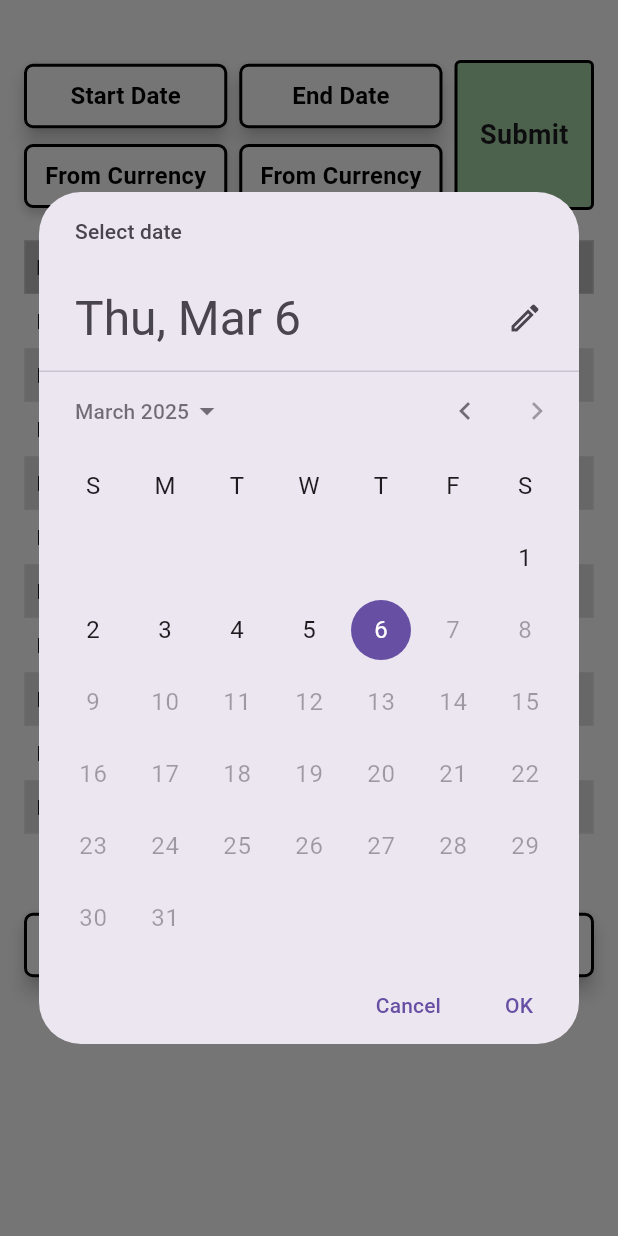
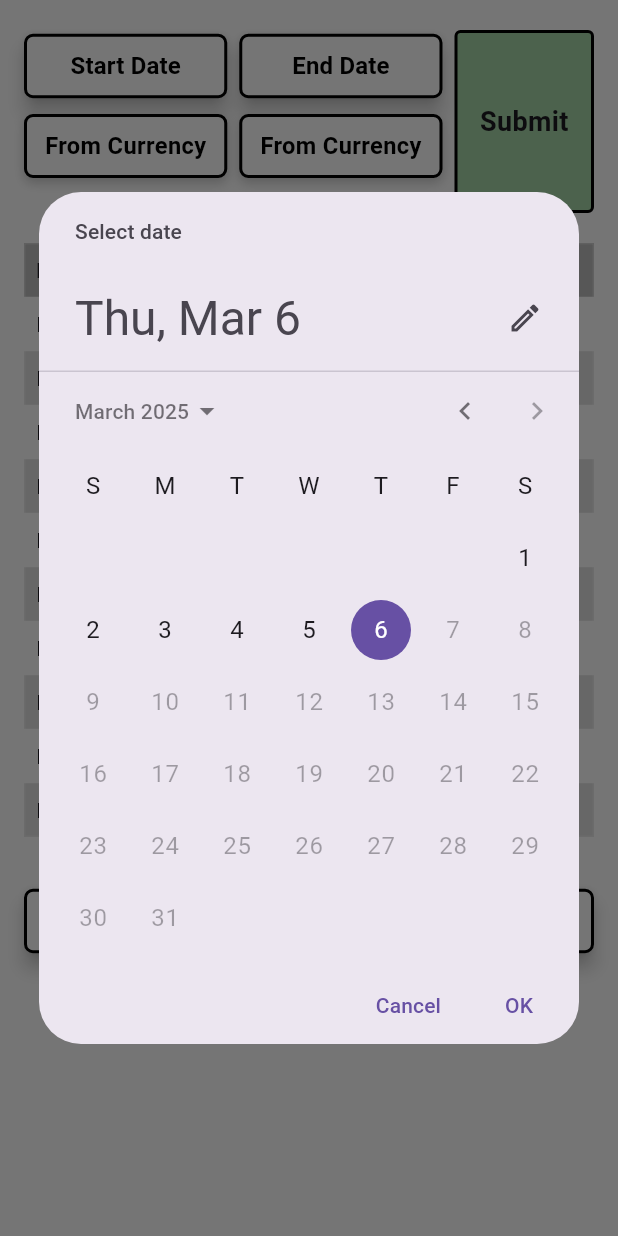
Before and after one commit to fahdmekawy/swypex_task, a Flutter app: the screen it shows after launch, after a tap on "Start Date", on a phone screen of 412 x 824 dp. Run offline on Flutter 3.47's test engine with Material 3 defaults, Android fonts, the phone set to English and light mode, and no system bars; our stand-ins replace bloc, dartz, dio, equatable, flutter_dotenv, get_it and 1 more.

Commit message:
Refactoring the ui

```diff
--- a/lib/features/exchange_rates/presentation/views/exchange_rates_screen.dart
+++ b/lib/features/exchange_rates/presentation/views/exchange_rates_screen.dart
@@ -5,50 +5,22 @@ import '../widgets/exchange_rates_table.dart';
 import '../widgets/next_and_previous_buttons.dart';
 import '../widgets/submit_button.dart';
 
-class ExchangeRatesScreen extends StatefulWidget {
+class ExchangeRatesScreen extends StatelessWidget {
   const ExchangeRatesScreen({super.key});
 
-  @override
-  State<ExchangeRatesScreen> createState() => _ExchangeRatesScreenState();
-}
-
-class _ExchangeRatesScreenState extends State<ExchangeRatesScreen> {
   @override
   Widget build(BuildContext context) {
     return Scaffold(
       backgroundColor: Colors.white,
-      body: Padding(
-        padding: const EdgeInsets.symmetric(vertical: 20, horizontal: 16),
-        child: SafeArea(
+      body: SafeArea(
+        child: Padding(
+          padding: const EdgeInsets.symmetric(vertical: 20, horizontal: 16),
           child: ListView(
-            children: [
-              const SizedBox(height: 20),
-              SizedBox(
-                height: 100,
-                child: Row(
-                  crossAxisAlignment: CrossAxisAlignment.stretch,
-                  children: [
-                    Expanded(
-                      flex: 3,
-                      child: Column(
-                        children: [
-                          DatesWidget(),
-                          const SizedBox(height: 8),
-                          CurrenciesSelectorsWidget(),
-                        ],
-                      ),
-                    ),
-                    const SizedBox(width: 8),
-                    Expanded(
-                      flex: 1,
-                      child: SubmitButton(),
-                    ),
-                  ],
-                ),
-              ),
-              const SizedBox(height: 20),
+            children: const [
+              _TopControlsSection(),
+              SizedBox(height: 20),
               ExchangeRatesTable(),
-              const SizedBox(height: 50),
+              SizedBox(height: 32),
               NextAndPreviousButtons(),
             ],
           ),
@@ -57,3 +29,36 @@ class _ExchangeRatesScreenState extends State<ExchangeRatesScreen> {
     );
   }
 }
+
+class _TopControlsSection extends StatelessWidget {
+  const _TopControlsSection();
+
+  @override
+  Widget build(BuildContext context) {
+    return IntrinsicHeight(
+      child: Row(
+        crossAxisAlignment: CrossAxisAlignment.stretch,
+        children: [
+          Expanded(
+            flex: 3,
+            child: Column(
+              children: const [
+                DatesWidget(),
+                SizedBox(height: 8),
+                CurrenciesSelectorsWidget(),
+              ],
+            ),
+          ),
+          const SizedBox(width: 8),
+          Expanded(
+            flex: 1,
+            child: Align(
+              alignment: Alignment.bottomCenter,
+              child: SubmitButton(),
+            ),
+          ),
+        ],
+      ),
+    );
+  }
+}
--- a/lib/features/exchange_rates/presentation/widgets/currency_selector.dart
+++ b/lib/features/exchange_rates/presentation/widgets/currency_selector.dart
@@ -8,26 +8,35 @@ class CurrencySelector extends StatefulWidget {
 }
 
 class _CurrencySelectorState extends State<CurrencySelector> {
-  String? fromCurrency;
-  final List<String> currencies = ['USD', 'EUR', 'GBP', 'JPY'];
+  String? _selectedCurrency;
+  final List<String> _currencies = ['USD', 'EUR', 'GBP', 'JPY'];
 
   @override
   Widget build(BuildContext context) {
     return PopupMenuButton<String>(
-      onSelected: (String value) {
+      onSelected: _handleCurrencySelected,
+      itemBuilder: _buildCurrencyMenuItems,
+      child: _buildCurrencySelectorButton(),
+    );
+  }
+
+  void _handleCurrencySelected(String value) {
     setState(() {
-          fromCurrency = value;
+      _selectedCurrency = value;
     });
-      },
-      itemBuilder: (BuildContext context) {
-        return currencies.map((String currency) {
+  }
+
+  List<PopupMenuEntry<String>> _buildCurrencyMenuItems(BuildContext context) {
+    return _currencies.map((String currency) {
       return PopupMenuItem(
         value: currency,
         child: Text(currency),
       );
     }).toList();
-      },
-      child: Container(
+  }
+
+  Widget _buildCurrencySelectorButton() {
+    return Container(
       padding: const EdgeInsets.symmetric(vertical: 8, horizontal: 12),
       decoration: BoxDecoration(
         color: Colors.white,
@@ -37,18 +46,20 @@ class _CurrencySelectorState extends State<CurrencySelector> {
           BoxShadow(
             color: Colors.black.withOpacity(0.2),
             blurRadius: 5,
-              offset: Offset(0, 3),
+            offset: const Offset(0, 3),
           ),
         ],
       ),
       child: Center(
         child: FittedBox(
           child: Text(
-              fromCurrency == null ? 'From Currency' : 'From $fromCurrency',
+            _selectedCurrency == null
+                ? 'From Currency'
+                : 'From $_selectedCurrency',
             style: const TextStyle(
               fontSize: 16,
               fontWeight: FontWeight.bold,
-                  color: Colors.black),
+              color: Colors.black,
             ),
           ),
         ),
--- a/lib/features/exchange_rates/presentation/widgets/dates_widget.dart
+++ b/lib/features/exchange_rates/presentation/widgets/dates_widget.dart
@@ -1,6 +1,5 @@
 import 'package:flutter/material.dart';
 import 'package:intl/intl.dart';
-
 import '../../../../core/widgets/app_button.dart';
 
 class DatesWidget extends StatefulWidget {
@@ -22,20 +21,34 @@ class _DatesWidgetState extends State<DatesWidget> {
   }
 
   Future<void> _selectDate(
-    BuildContext context,
-    TextEditingController controller,
-  ) async {
-    DateTime? picked = await showDatePicker(
+      BuildContext context, TextEditingController controller) async {
+    final DateTime? picked = await showDatePicker(
       context: context,
       initialDate: DateTime.now(),
       firstDate: DateTime(2000),
       lastDate: DateTime.now(),
     );
+
     if (picked != null) {
+      final formattedDate = DateFormat('yyyy-MM-dd').format(picked);
       setState(() {
-        controller.text = DateFormat('yyyy-MM-dd').format(picked);
+        controller.text = formattedDate;
       });
     }
+  }
+
+  Widget _buildDateButton({
+    required String placeholder,
+    required VoidCallback onPressed,
+    required String controllerText,
+  }) {
+    return Expanded(
+      child: AppButton(
+        placeHolderText: placeholder,
+        onPressed: onPressed,
+        text: controllerText.isEmpty ? null : '$placeholder: $controllerText',
+      ),
+    );
   }
 
   @override
@@ -44,30 +57,16 @@ class _DatesWidgetState extends State<DatesWidget> {
       width: double.infinity,
       child: Row(
         children: [
-          // Start date
-          Expanded(
-            child: AppButton(
-              placeHolderText: 'Start Date',
-              onPressed: () {
-                _selectDate(context, _startDateController);
-              },
-              text: _startDateController.text.isEmpty
-                  ? null
-                  : 'Start: ${_startDateController.text}',
-            ),
+          _buildDateButton(
+            placeholder: 'Start Date',
+            onPressed: () => _selectDate(context, _startDateController),
+            controllerText: _startDateController.text,
           ),
           const SizedBox(width: 8),
-          // End date
-          Expanded(
-            child: AppButton(
-              placeHolderText: 'End Date',
-              onPressed: () {
-                _selectDate(context, _endDateController);
-              },
-              text: _endDateController.text.isEmpty
-                  ? null
-                  : 'End: ${_endDateController.text}',
-            ),
+          _buildDateButton(
+            placeholder: 'End Date',
+            onPressed: () => _selectDate(context, _endDateController),
+            controllerText: _endDateController.text,
           ),
         ],
       ),
```
Lines whose indentation alone changed are shown as unchanged.
